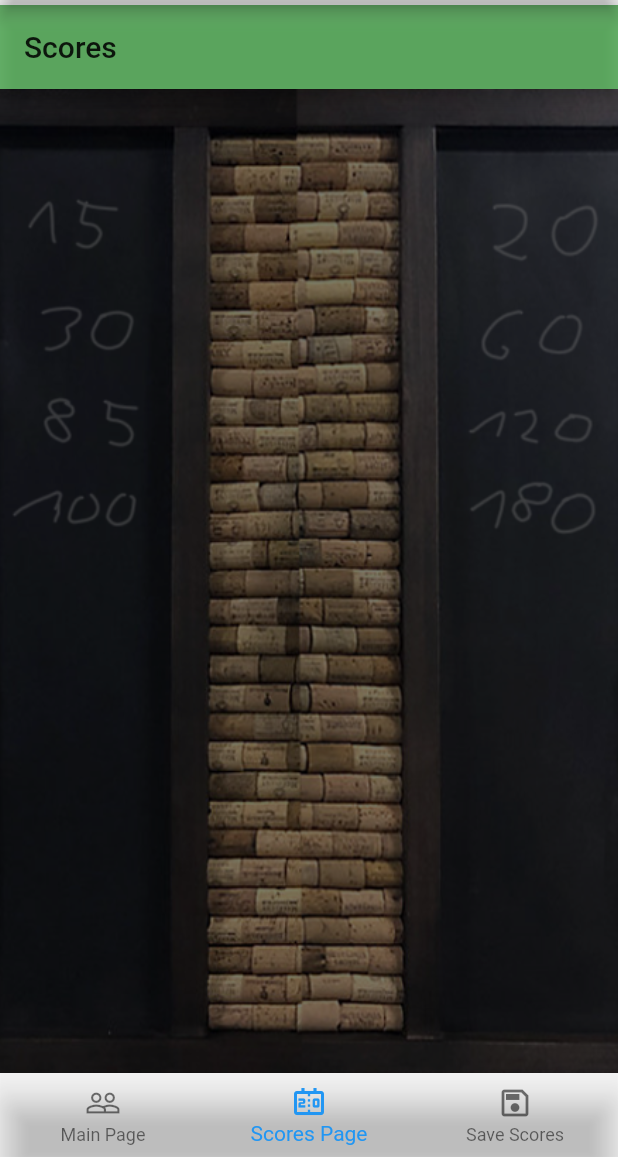
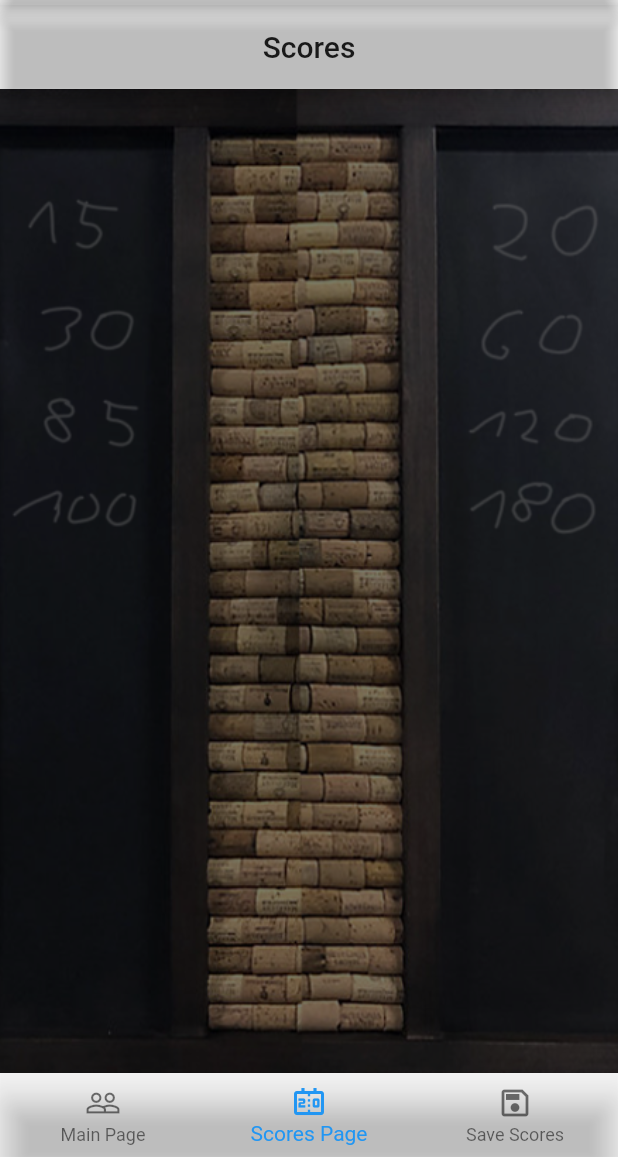
Before and after one commit to Jerszynski/dart_counter, a Flutter app: the screen it shows after launch, item 2 of the bottom bar chosen, on a phone screen of 412 x 824 dp, the part 79-1236 px from its top. Run offline on Flutter 3.47's test engine with Material 2 defaults, Android fonts, the phone set to English and light mode, and no system bars; our stand-ins replace cloud_firestore, firebase_core; accounts and stored records are empty.

Commit message:
Add new background for AppBar in ScorePage and center it

```diff
--- a/lib/scores/scores.dart
+++ b/lib/scores/scores.dart
@@ -14,25 +14,11 @@ class _ScoresState extends State<Scores> {
     return Scaffold(
       appBar: AppBar(
         title: const Text('Scores'),
-        backgroundColor: const Color.fromRGBO(67, 160, 71, 0.8),
+        centerTitle: true,
+        backgroundColor:
+            const Color.fromARGB(255, 255, 255, 255).withOpacity(0.1),
         foregroundColor: Colors.black87,
       ),
-      // floatingActionButton: FloatingActionButton.small(
-      //   backgroundColor: Colors.green.shade400,
-      //   onPressed: () {
-      //     Navigator.pop(context);
-      //   },
-      //   child: const Icon(Icons.keyboard_backspace_rounded),
-      // ),
-      // bottomNavigationBar: BottomAppBar(
-      //   shape: const CircularNotchedRectangle(),
-      //   color: const Color.fromRGBO(67, 160, 71, 0.8),
-      //   child: Container(
-      //     height: 50.0,
-      //   ),
-      // ),
-      // floatingActionButtonLocation:
-      //     FloatingActionButtonLocation.miniCenterDocked,
       body: Stack(
         children: [
           Container(
```
